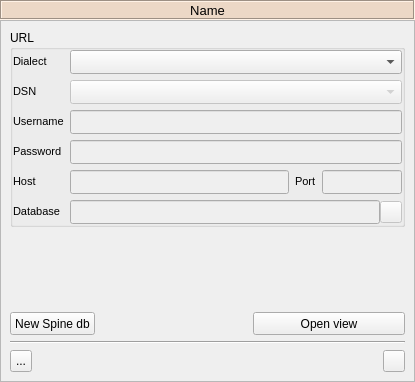
spine-tools/Spine-Toolbox, file spinetoolbox/project_items/data_store/ui/data_store_properties.ui: the form before one commit.
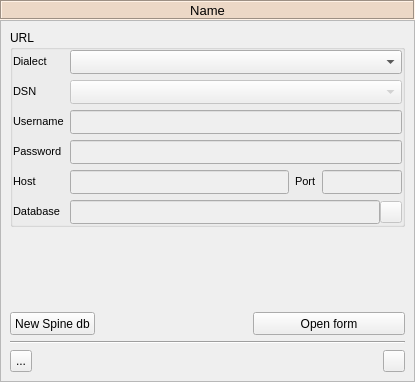
The form after the commit. Icons and pictures are not drawn. Custom widgets are drawn as their Qt base class.

Commit message:
Manage DataStoreForms within SpineDBManager
It turns out we were creating DataStoreForm instances from several
places: The Data Store item, the View item, and the Export widget
of already open DataStoreForm. It seems worth to centralize it in
SpineDBManager to avoid repeated code.

```diff
--- a/spinetoolbox/project_items/data_store/ui/data_store_properties.ui
+++ b/spinetoolbox/project_items/data_store/ui/data_store_properties.ui
@@ -638,7 +638,7 @@
             <string>&lt;html&gt;&lt;head/&gt;&lt;body&gt;&lt;p&gt;Open Data Store view&lt;/p&gt;&lt;/body&gt;&lt;/html&gt;</string>
            </property>
            <property name="text">
-            <string>Open view</string>
+            <string>Open form</string>
            </property>
           </widget>
          </item>
```
Left out of the diff: 2 changed lines with no effect on the pictures. The commit also changes 15 other files.
